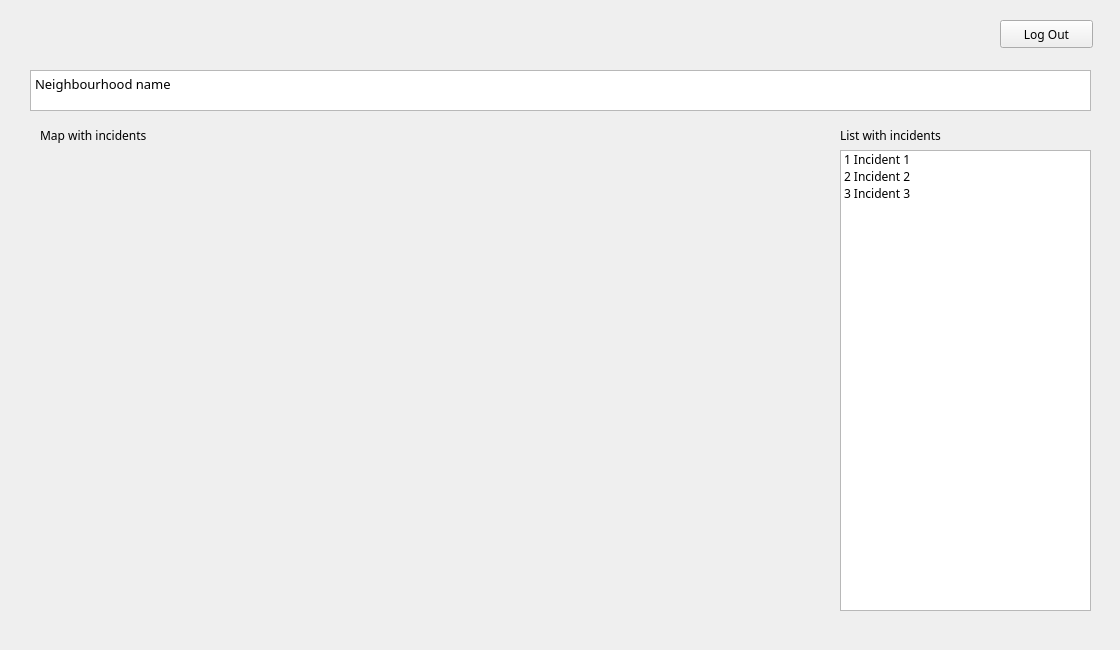
Old version of the form StormClean/Login_window.ui in the repository LucasGeerts/2016_Group10_StormClean.
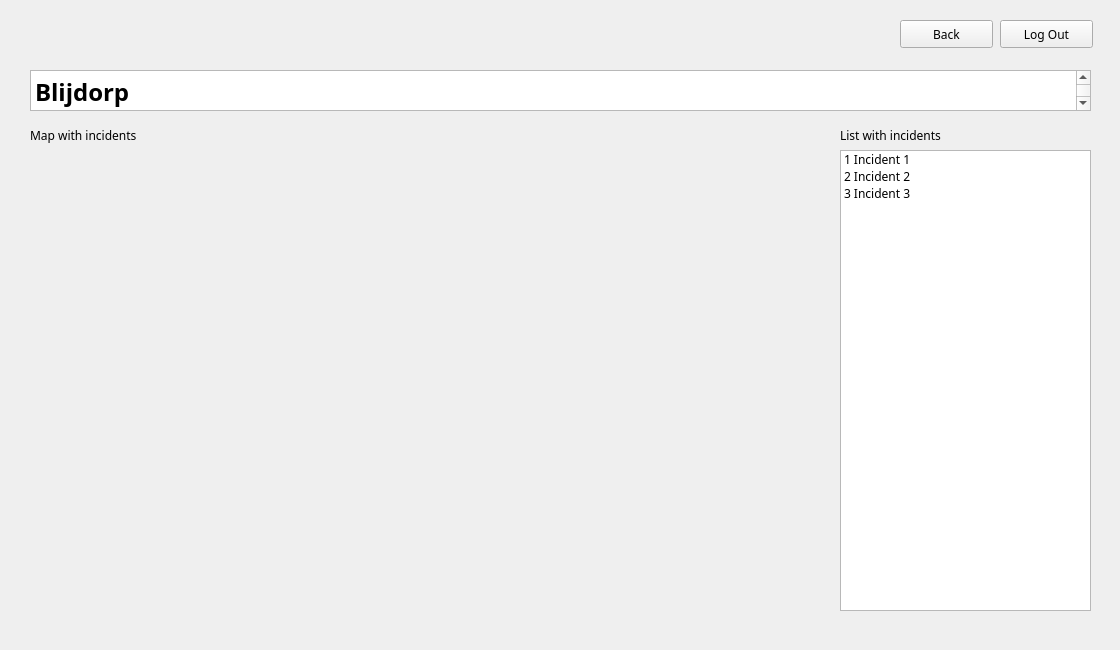
New version of the form. Icons and pictures are not drawn. Custom widgets are drawn as their Qt base class.

Patch:
```diff
--- a/StormClean/Login_window.ui
+++ b/StormClean/Login_window.ui
@@ -243,27 +243,10 @@
     </widget>
    </widget>
    <widget class="QWidget" name="page_3">
-    <widget class="QTextBrowser" name="textBrowser_neighbourhoodtitle">
-     <property name="geometry">
-      <rect>
-       <x>30</x>
-       <y>70</y>
-       <width>1061</width>
-       <height>41</height>
-      </rect>
-     </property>
-     <property name="html">
-      <string>&lt;!DOCTYPE HTML PUBLIC &quot;-//W3C//DTD HTML 4.0//EN&quot; &quot;http://www.w3.org/TR/REC-html40/strict.dtd&quot;&gt;
-&lt;html&gt;&lt;head&gt;&lt;meta name=&quot;qrichtext&quot; content=&quot;1&quot; /&gt;&lt;style type=&quot;text/css&quot;&gt;
-p, li { white-space: pre-wrap; }
-&lt;/style&gt;&lt;/head&gt;&lt;body style=&quot; font-family:'Arial Unicode MS'; font-size:8.25pt; font-weight:400; font-style:normal;&quot;&gt;
-&lt;p style=&quot; margin-top:0px; margin-bottom:0px; margin-left:0px; margin-right:0px; -qt-block-indent:0; text-indent:0px;&quot;&gt;&lt;span style=&quot; font-size:10pt;&quot;&gt;Neighbourhood name&lt;/span&gt;&lt;/p&gt;&lt;/body&gt;&lt;/html&gt;</string>
-     </property>
-    </widget>
     <widget class="QLabel" name="label_mapincidents">
      <property name="geometry">
       <rect>
-       <x>40</x>
+       <x>30</x>
        <y>120</y>
        <width>211</width>
        <height>31</height>
@@ -334,6 +317,36 @@
       </rect>
      </property>
     </widget>
+    <widget class="QTextEdit" name="WijkName">
+     <property name="geometry">
+      <rect>
+       <x>30</x>
+       <y>70</y>
+       <width>1061</width>
+       <height>41</height>
+      </rect>
+     </property>
+     <property name="html">
+      <string>&lt;!DOCTYPE HTML PUBLIC &quot;-//W3C//DTD HTML 4.0//EN&quot; &quot;http://www.w3.org/TR/REC-html40/strict.dtd&quot;&gt;
+&lt;html&gt;&lt;head&gt;&lt;meta name=&quot;qrichtext&quot; content=&quot;1&quot; /&gt;&lt;style type=&quot;text/css&quot;&gt;
+p, li { white-space: pre-wrap; }
+&lt;/style&gt;&lt;/head&gt;&lt;body style=&quot; font-family:'Arial Unicode MS'; font-size:8.25pt; font-weight:400; font-style:normal;&quot;&gt;
+&lt;p style=&quot; margin-top:0px; margin-bottom:0px; margin-left:0px; margin-right:0px; -qt-block-indent:0; text-indent:0px;&quot;&gt;&lt;span style=&quot; font-size:18pt; font-weight:600;&quot;&gt;Blijdorp&lt;/span&gt;&lt;/p&gt;&lt;/body&gt;&lt;/html&gt;</string>
+     </property>
+    </widget>
+    <widget class="QPushButton" name="back">
+     <property name="geometry">
+      <rect>
+       <x>900</x>
+       <y>20</y>
+       <width>93</width>
+       <height>28</height>
+      </rect>
+     </property>
+     <property name="text">
+      <string>Back</string>
+     </property>
+    </widget>
    </widget>
    <widget class="QWidget" name="page_4">
     <widget class="QPushButton" name="pushButton_logout3">
```
